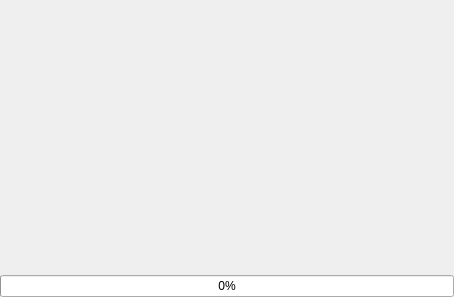
First picture: the form in CustomSplashScreen.ui, repository Das-Lieber/Simulator, before the edit.
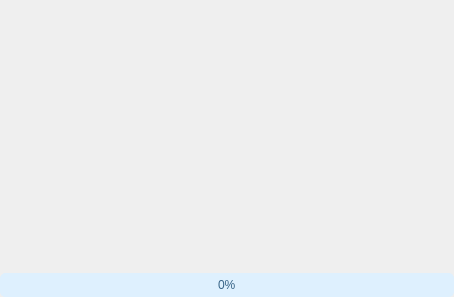
Second picture: the form after the edit.

Commit message: bug fix and color correct

The edit to the form file:
```diff
--- a/CustomSplashScreen.ui
+++ b/CustomSplashScreen.ui
@@ -14,7 +14,20 @@
    <string>Form</string>
   </property>
   <property name="styleSheet">
-   <string notr="true"/>
+   <string notr="true">QPalette{background:#EAF7FF;}*{outline:0px;color:#386487;}
+
+QProgressBar{
+min-height:10px;
+background:#DEF0FE;
+border-radius:5px;
+text-align:center;
+border:1px solid #DEF0FE;
+}
+
+QProgressBar:chunk{
+border-radius:5px;
+background-color:#C0DCF2;
+}</string>
   </property>
   <layout class="QGridLayout" name="gridLayout">
    <property name="leftMargin">
```
The commit also changes 4 other files.
